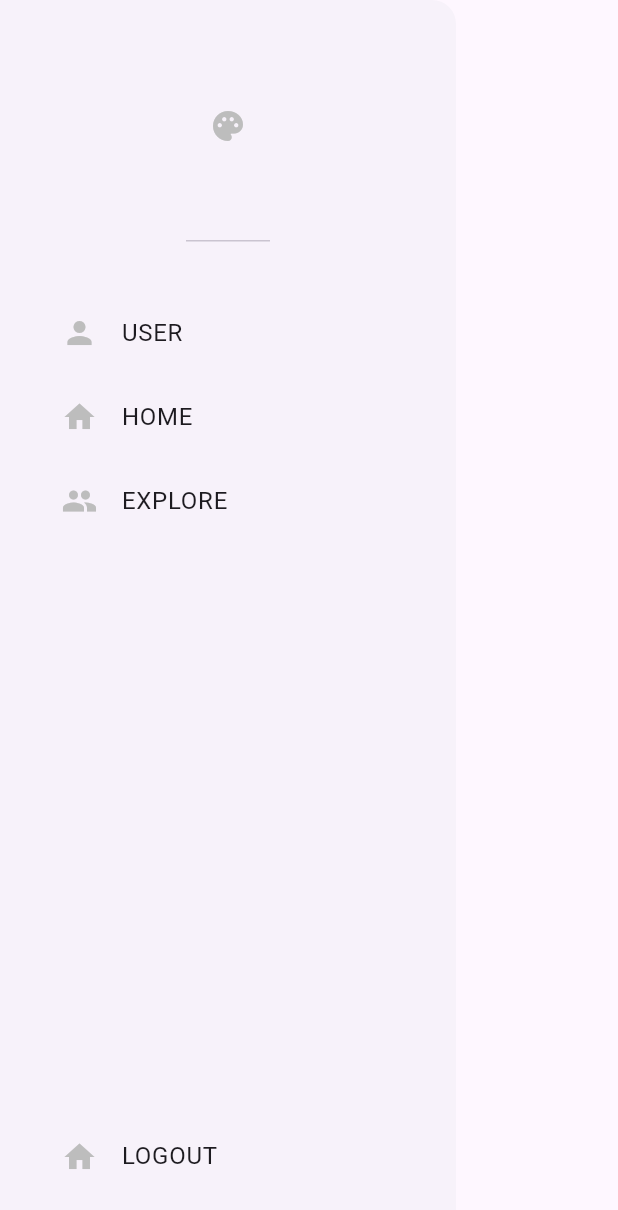
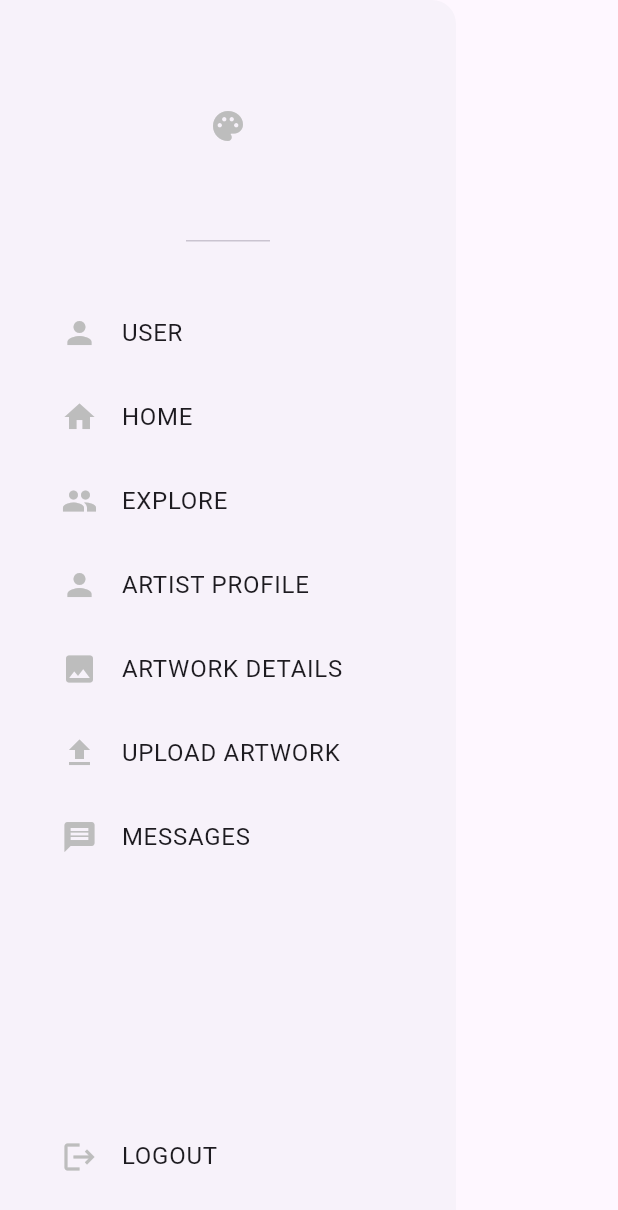
Before and after one commit to KLEPIO/Artfolio, a Flutter app: the AppDrawer widget shown alone on an empty page, opened directly, on a phone screen of 412 x 824 dp. Shown: the top 1210 px of the screen. Run offline on Flutter 3.47's test engine with Material 3 defaults, Android fonts, the phone set to English and light mode, and no system bars; our stand-ins replace cloud_firestore, firebase_auth, firebase_core; accounts and stored records are empty; network calls fail.

Commit message:
Updated/ added files

```diff
--- a/lib/components/app_drawer.dart
+++ b/lib/components/app_drawer.dart
@@ -60,11 +60,11 @@ class AppDrawer extends StatelessWidget {
                   ),
                   title: const Text("HOME"),
                   onTap: () {
-                    // // pop drawer
-                    // Navigator.pop(context);
+                    // pop drawer
+                    Navigator.pop(context);
 
-                    // // navigate to home page
-                    // Navigator.pushNamed(context, '/user_page');
+                    // navigate to home page
+                    Navigator.pushNamed(context, '/');
                   },
                 ),
               ),
@@ -79,11 +79,87 @@ class AppDrawer extends StatelessWidget {
                   ),
                   title: const Text("EXPLORE"),
                   onTap: () {
-                    // // pop drawer
-                    // Navigator.pop(context);
+                    // pop drawer
+                    Navigator.pop(context);
 
-                    // // navigate to user page
-                    // Navigator.pushNamed(context, '/user_page');
+                    // navigate to explore page
+                    Navigator.pushNamed(context, '/explore_discover');
+                  },
+                ),
+              ),
+
+              // artist profile
+              Padding(
+                padding: const EdgeInsets.only(left: 25.0),
+                child: ListTile(
+                  leading: Icon(
+                    Icons.person,
+                    color: Colors.grey.shade400,
+                  ),
+                  title: const Text("ARTIST PROFILE"),
+                  onTap: () {
+                    // pop drawer
+                    Navigator.pop(context);
+
+                    // navigate to artist profile page
+                    Navigator.pushNamed(context, '/artist_profile');
+                  },
+                ),
+              ),
+
+              // artwork details
+              Padding(
+                padding: const EdgeInsets.only(left: 25.0),
+                child: ListTile(
+                  leading: Icon(
+                    Icons.image,
+                    color: Colors.grey.shade400,
+                  ),
+                  title: const Text("ARTWORK DETAILS"),
+                  onTap: () {
+                    // pop drawer
+                    Navigator.pop(context);
+
+                    // navigate to artwork details page
+                    Navigator.pushNamed(context, '/artwork_details');
+                  },
+                ),
+              ),
+
+              // upload artwork
+              Padding(
+                padding: const EdgeInsets.only(left: 25.0),
+                child: ListTile(
+                  leading: Icon(
+                    Icons.upload,
+                    color: Colors.grey.shade400,
+                  ),
+                  title: const Text("UPLOAD ARTWORK"),
+                  onTap: () {
+                    // pop drawer
+                    Navigator.pop(context);
+
+                    // navigate to upload artwork page
+                    Navigator.pushNamed(context, '/upload_artwork');
+                  },
+                ),
+              ),
+
+              // messages
+              Padding(
+                padding: const EdgeInsets.only(left: 25.0),
+                child: ListTile(
+                  leading: Icon(
+                    Icons.message,
+                    color: Colors.grey.shade400,
+                  ),
+                  title: const Text("MESSAGES"),
+                  onTap: () {
+                    // pop drawer
+                    Navigator.pop(context);
+
+                    // navigate to messages page
+                    Navigator.pushNamed(context, '/messages');
                   },
                 ),
               ),
@@ -95,7 +171,7 @@ class AppDrawer extends StatelessWidget {
             padding: const EdgeInsets.only(left: 25.0, bottom: 25),
             child: ListTile(
               leading: Icon(
-                Icons.home,
+                Icons.logout,
                 color: Colors.grey.shade400,
               ),
               title: const Text("LOGOUT"),
--- a/lib/main.dart
+++ b/lib/main.dart
@@ -1,7 +1,13 @@
 import 'package:artfolio/auth/auth.dart';
 import 'package:artfolio/auth/login_or_register.dart';
+import 'package:artfolio/screens/user_page.dart';
+import 'package:artfolio/screens/home_page.dart';
+import 'package:artfolio/screens/artist_profile_page.dart';
+import 'package:artfolio/screens/artwork_details_page.dart';
+import 'package:artfolio/screens/upload_artwork_page.dart';
+import 'package:artfolio/screens/explore_discover_page.dart';
+import 'package:artfolio/screens/messages_page.dart';
 import 'package:artfolio/firebase_options.dart';
-import 'package:artfolio/screens/user_page.dart';
 import 'package:firebase_core/firebase_core.dart';
 import 'package:flutter/material.dart';
 
@@ -18,11 +24,19 @@
   Widget build(BuildContext context) {
     return MaterialApp(
       debugShowCheckedModeBanner: false,
-      home: const AuthPage(),
-      // insert routes to navigate from drawer
+      // Remove the home property
+      // home: const AuthPage(),
+      // Define initial route
+      initialRoute: '/',
       routes: {
         '/login_register_page': (context) => const LoginOrRegister(),
         '/user_page': (context) => UserPage(),
+        '/': (context) => const AuthPage(),
+        '/artist_profile': (context) => ArtistProfilePage(),
+        '/artwork_details': (context) => ArtworkDetailsPage(),
+        '/upload_artwork': (context) => UploadArtworkPage(),
+        '/explore_discover': (context) => ExploreDiscoverPage(),
+        '/messages': (context) => MessagesPage(),
       },
     );
   }
```
Also changed, not shown: lib/screens/artist_profile_page.dart (added, +34 -0 lines), lib/screens/artwork_details_page.dart (added, +39 -0 lines), lib/screens/explore_discover_page.dart (added, +25 -0 lines), lib/screens/home_page.dart (added, +77 -0 lines), lib/screens/messages_page.dart (added, +25 -0 lines), lib/screens/upload_artwork_page.dart (added, +36 -0 lines).
